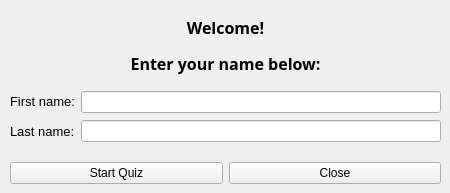
Above: QuestionnaireGUI/StartWindow.ui from rareseanu/proiect-pa before the change. Below: the same form after it.
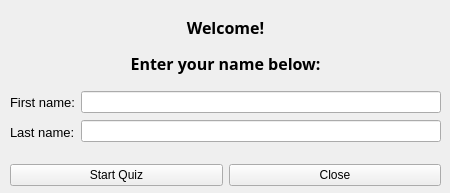
That is the form after the change. Icons and pictures are not drawn.

What changed in the file:
```diff
--- a/QuestionnaireGUI/StartWindow.ui
+++ b/QuestionnaireGUI/StartWindow.ui
@@ -87,7 +87,7 @@
       <x>10</x>
       <y>90</y>
       <width>431</width>
-      <height>54</height>
+      <height>55</height>
      </rect>
     </property>
     <layout class="QHBoxLayout" name="horizontalLayout_2">
@@ -127,7 +127,7 @@
       <x>10</x>
       <y>160</y>
       <width>431</width>
-      <height>26</height>
+      <height>30</height>
      </rect>
     </property>
     <layout class="QHBoxLayout" name="horizontalLayout">
```
Left out of the diff: 6 changed lines with no effect on the pictures.
